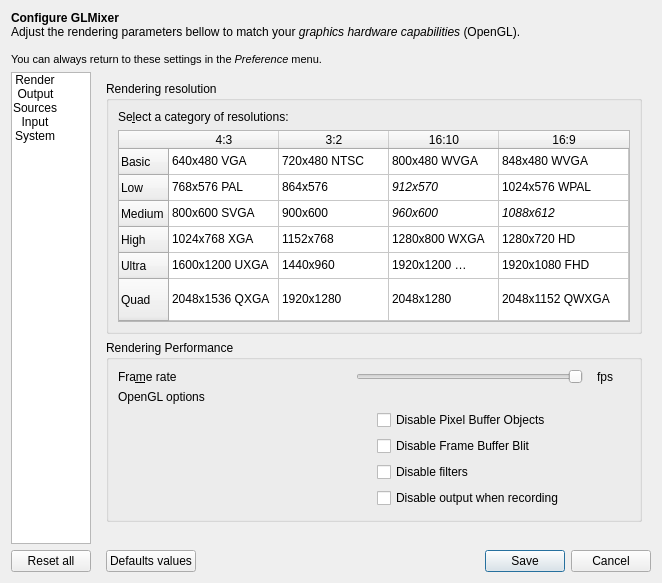
First picture: the form in src/UserPreferencesDialog.ui, repository markus-wa/glmixer-mirror, before the edit.
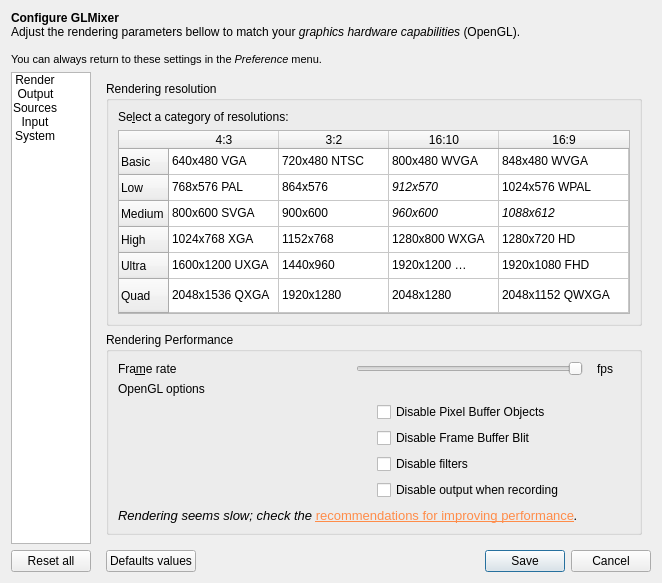
Second picture: the form after the edit. Icons and pictures are not drawn. Custom widgets are drawn as their Qt base class.

Commit message: Adding test of framerate in gl test widget. Cleanup test for opengl capabilities of glwidget.

```diff
--- a/src/UserPreferencesDialog.ui
+++ b/src/UserPreferencesDialog.ui
@@ -823,6 +823,19 @@
                 </item>
                </layout>
               </item>
+              <item>
+               <widget class="QLabel" name="warningSlowFps">
+                <property name="text">
+                 <string>&lt;html&gt;&lt;head/&gt;&lt;body&gt;&lt;p&gt;&lt;span style=&quot; font-size:10pt; font-style:italic;&quot;&gt;Rendering seems slow; check the &lt;/span&gt;&lt;a href=&quot;https://sourceforge.net/p/glmixer/wiki/Performance%20Improvements/&quot;&gt;&lt;span style=&quot; font-size:10pt; text-decoration: underline; color:#ff8c49;&quot;&gt;recommendations for improving performance&lt;/span&gt;&lt;/a&gt;&lt;span style=&quot; font-size:10pt; font-style:italic;&quot;&gt;.&lt;/span&gt;&lt;/p&gt;&lt;/body&gt;&lt;/html&gt;</string>
+                </property>
+                <property name="textFormat">
+                 <enum>Qt::RichText</enum>
+                </property>
+                <property name="openExternalLinks">
+                 <bool>true</bool>
+                </property>
+               </widget>
+              </item>
              </layout>
             </widget>
            </item>
```
Left out of the diff: 12 changed lines with no effect on the pictures. The commit also changes 7 other files.
